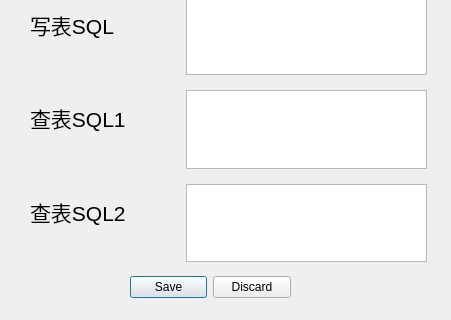
Above: wfDemoRegister.ui from Memorywzd/wfDemo before the change; both pictures show x 0 to 451 and y 194 to 514 of the 451 by 514 pixel window. Below: the same form after it.
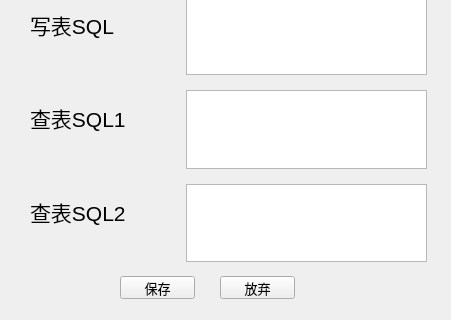
That is the form after the change.

The edit to the form file:
```diff
--- a/wfDemoRegister.ui
+++ b/wfDemoRegister.ui
@@ -172,17 +172,40 @@
     <string>模板注册</string>
    </property>
   </widget>
-  <widget class="QDialogButtonBox" name="buttonBox">
+  <widget class="QPushButton" name="pushButton">
    <property name="geometry">
     <rect>
-     <x>130</x>
+     <x>120</x>
      <y>470</y>
-     <width>161</width>
+     <width>75</width>
      <height>23</height>
     </rect>
    </property>
-   <property name="standardButtons">
-    <set>QDialogButtonBox::Discard|QDialogButtonBox::Save</set>
+   <property name="font">
+    <font>
+     <pointsize>10</pointsize>
+    </font>
+   </property>
+   <property name="text">
+    <string>保存</string>
+   </property>
+  </widget>
+  <widget class="QPushButton" name="pushButton_2">
+   <property name="geometry">
+    <rect>
+     <x>220</x>
+     <y>470</y>
+     <width>75</width>
+     <height>23</height>
+    </rect>
+   </property>
+   <property name="font">
+    <font>
+     <pointsize>10</pointsize>
+    </font>
+   </property>
+   <property name="text">
+    <string>放弃</string>
    </property>
   </widget>
  </widget>
```
Left out of the diff: 15 changed lines with no effect on the pictures.
